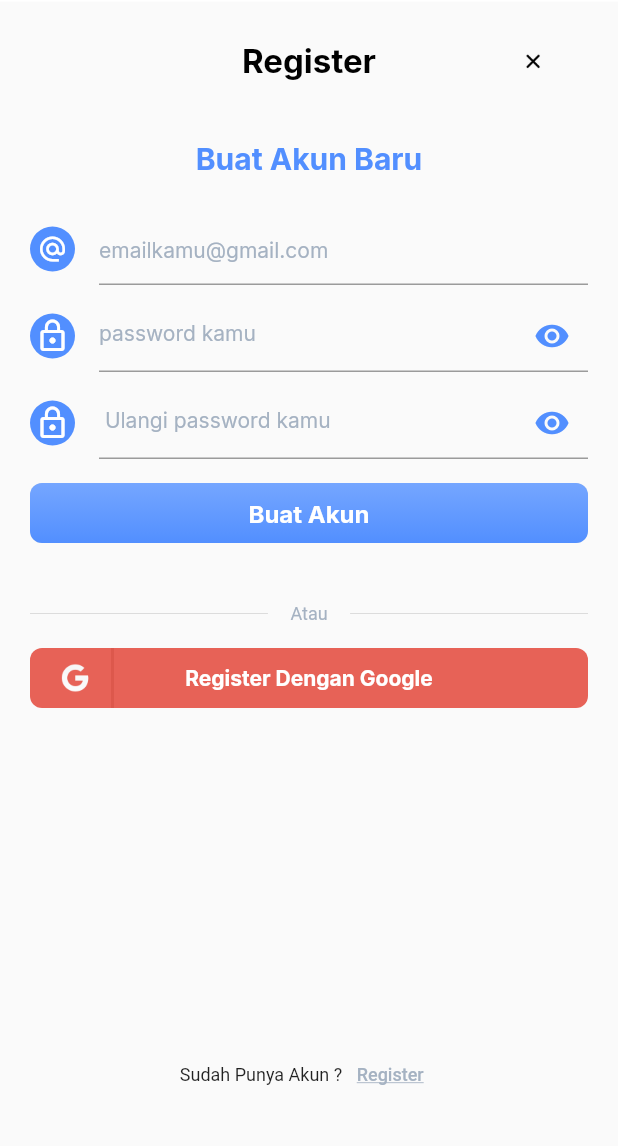
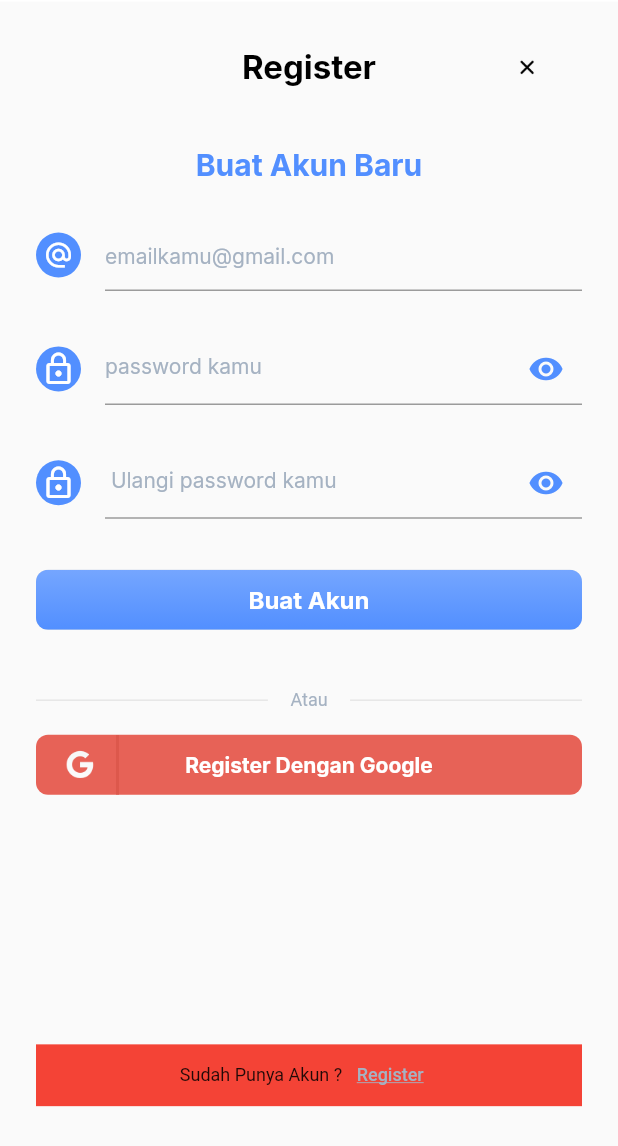
Before and after one commit to fawziah20/front-end-apk, a Flutter app: the SignUpPage widget shown alone on an empty page, opened directly, on a phone screen of 412 x 824 dp. Shown: the top 1146 px of the screen. Run offline on Flutter 3.47's test engine with Material 2 defaults, Android fonts, the phone set to English and light mode, and no system bars; our stand-ins replace bloc, equatable, flutter_bloc, flutter_custom_clippers, form_field_validator, get and 4 more; missing offline and left inert: snapping_sheet.

Commit message:
revisi page awal

```diff
--- a/lib/pages/general_pages_awal.dart
+++ b/lib/pages/general_pages_awal.dart
@@ -18,6 +18,7 @@ class GeneralPageAwal extends StatelessWidget {
       this.teks2});
   @override
   Widget build(BuildContext context) {
+    var orientation = MediaQuery.of(context).orientation;
     return Scaffold(
         appBar: AppBar(
           elevation: 0,
@@ -29,7 +30,8 @@ class GeneralPageAwal extends StatelessWidget {
             SafeArea(
               child: ListView(
                 // shrinkWrap: true,
-                padding: const EdgeInsets.all(20.0),
+                padding: const EdgeInsets.only(
+                    top: 24, bottom: 0, left: 24, right: 24),
                 children: [
                   Column(
                     children: [
@@ -70,8 +72,12 @@ class GeneralPageAwal extends StatelessWidget {
                     ],
                   ),
                   Container(
-                          height: MediaQuery.of(context).size.height * 0.119,
+                          color: Colors.red,
+                          height: orientation == Orientation.portrait
+                              ? MediaQuery.of(context).size.height * 0.05
+                              : MediaQuery.of(context).size.height * 0.09,
                           alignment: Alignment.bottomCenter,
+                          margin: EdgeInsets.only(bottom: 0),
                           child: Row(
                             mainAxisAlignment: MainAxisAlignment.center,
                             children: [
--- a/lib/pages/sign_in_page.dart
+++ b/lib/pages/sign_in_page.dart
@@ -39,8 +39,9 @@ class _SignInPageState extends State<SignInPage> {
       teks1: "Belum Memiliki Akun ?",
       teks2: "Daftar Sekarang",
       child: Container(
+        color: Colors.green,
         height: orientation == Orientation.portrait
-            ? MediaQuery.of(context).size.height * 0.80
+            ? MediaQuery.of(context).size.height * 0.83
             : 470,
         child: Form(
           key: formkey,
@@ -74,6 +75,9 @@ class _SignInPageState extends State<SignInPage> {
                       ),
                     ),
                     Container(
+                      height: orientation == Orientation.portrait
+                          ? MediaQuery.of(context).size.height * 0.08
+                          : MediaQuery.of(context).size.height * 0.17,
                       width: double.infinity,
                       child: TextFormField(
                         style: notif == false
@@ -111,6 +115,9 @@ class _SignInPageState extends State<SignInPage> {
                       ),
                     ),
                     Container(
+                      height: orientation == Orientation.portrait
+                          ? MediaQuery.of(context).size.height * 0.08
+                          : MediaQuery.of(context).size.height * 0.2,
                       margin: EdgeInsets.only(top: 10),
                       child: TextFormField(
                         style: notif == false
--- a/lib/pages/sign_up_page.dart
+++ b/lib/pages/sign_up_page.dart
@@ -52,7 +52,7 @@ class _SignUpPageState extends State<SignUpPage> {
       teks2: "Register",
       child: Container(
         height: orientation == Orientation.portrait
-            ? MediaQuery.of(context).size.height * 0.70
+            ? MediaQuery.of(context).size.height * 0.76
             : 470,
         child: Column(
           children: [
@@ -73,6 +73,9 @@ class _SignUpPageState extends State<SignUpPage> {
                 child: Column(
                   children: [
                     Container(
+                      height: orientation == Orientation.portrait
+                          ? MediaQuery.of(context).size.height * 0.08
+                          : MediaQuery.of(context).size.height * 0.17,
                       width: double.infinity,
                       child: TextFormField(
                         autovalidateMode: AutovalidateMode.onUserInteraction,
@@ -95,6 +98,9 @@ class _SignUpPageState extends State<SignUpPage> {
                       ),
                     ),
                     Container(
+                      height: orientation == Orientation.portrait
+                          ? MediaQuery.of(context).size.height * 0.08
+                          : MediaQuery.of(context).size.height * 0.17,
                       margin: EdgeInsets.only(top: 10),
                       child: TextFormField(
                         autovalidateMode: AutovalidateMode.onUserInteraction,
@@ -128,6 +134,9 @@ class _SignUpPageState extends State<SignUpPage> {
                       ),
                     ),
                     Container(
+                      height: orientation == Orientation.portrait
+                          ? MediaQuery.of(context).size.height * 0.08
+                          : MediaQuery.of(context).size.height * 0.17,
                       margin: EdgeInsets.only(top: 10),
                       child: TextFormField(
                         autovalidateMode: AutovalidateMode.onUserInteraction,
```
